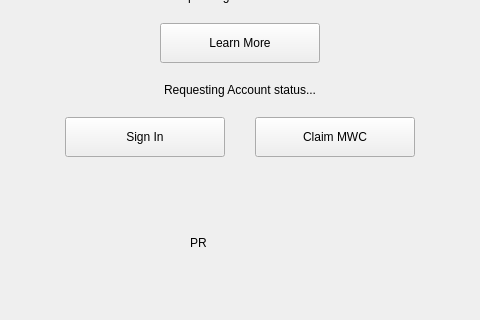
The window that windows/h_hodl.ui (0xkobe/mwc-wallet) describes before a commit, drawn with Qt 5; both pictures show x 175 to 655 and y 244 to 564 of the 830 by 564 pixel window.
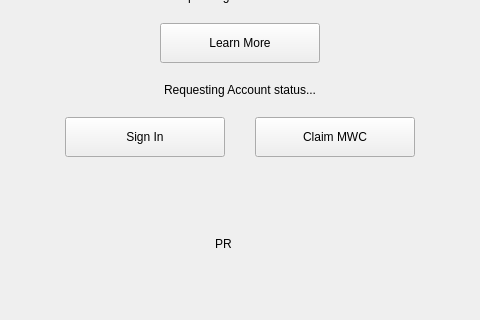
The same window after the commit. Icons and pictures are not drawn. Custom widgets are drawn as their Qt base class.

The edit to the form file:
```diff
--- a/windows/h_hodl.ui
+++ b/windows/h_hodl.ui
@@ -321,14 +321,14 @@
            <widget class="control::MwcLabelProgress" name="progress">
             <property name="minimumSize">
              <size>
-              <width>100</width>
-              <height>50</height>
+              <width>50</width>
+              <height>25</height>
              </size>
             </property>
             <property name="maximumSize">
              <size>
-              <width>100</width>
-              <height>50</height>
+              <width>50</width>
+              <height>25</height>
              </size>
             </property>
             <property name="text">
@@ -341,13 +341,13 @@
             <property name="minimumSize">
              <size>
               <width>1</width>
-              <height>50</height>
+              <height>25</height>
              </size>
             </property>
             <property name="maximumSize">
              <size>
               <width>1</width>
-              <height>50</height>
+              <height>25</height>
              </size>
             </property>
            </widget>
@@ -411,16 +411,16 @@
    <extends>QLabel</extends>
    <header>control/MwcLabel.h</header>
   </customwidget>
-  <customwidget>
-   <class>control::MwcLabelNormal</class>
-   <extends>QLabel</extends>
-   <header>control/MwcLabel.h</header>
-  </customwidget>
   <customwidget>
    <class>control::MwcLabelProgress</class>
    <extends>QLabel</extends>
    <header>control/MwcLabelProgress.h</header>
   </customwidget>
+  <customwidget>
+   <class>control::MwcLabelNormal</class>
+   <extends>QLabel</extends>
+   <header>control/MwcLabel.h</header>
+  </customwidget>
  </customwidgets>
  <resources>
   <include location="../resources.qrc"/>
```
